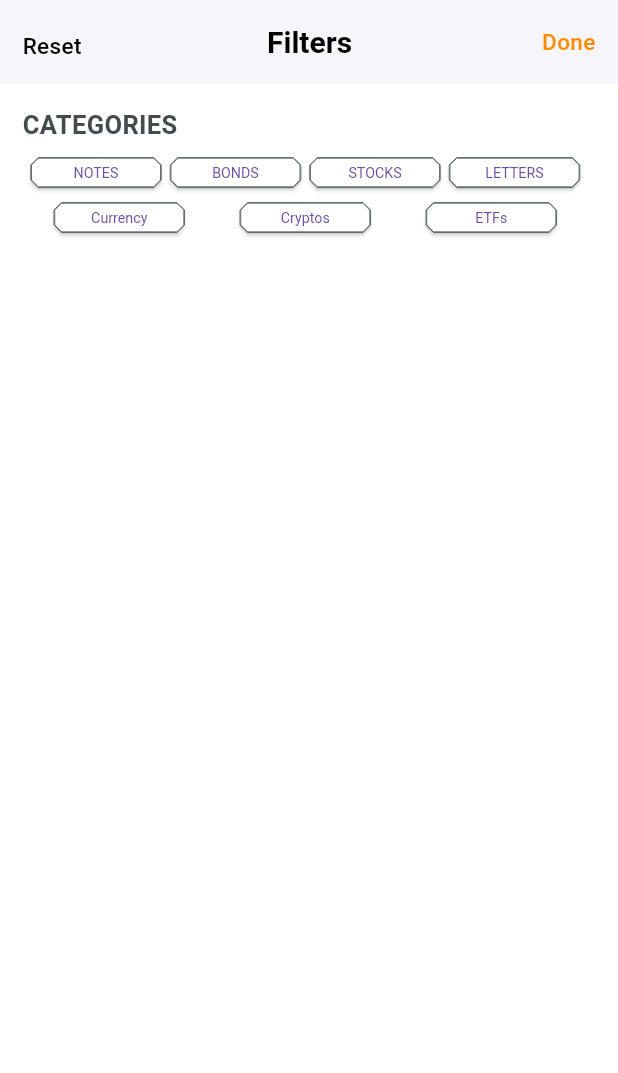
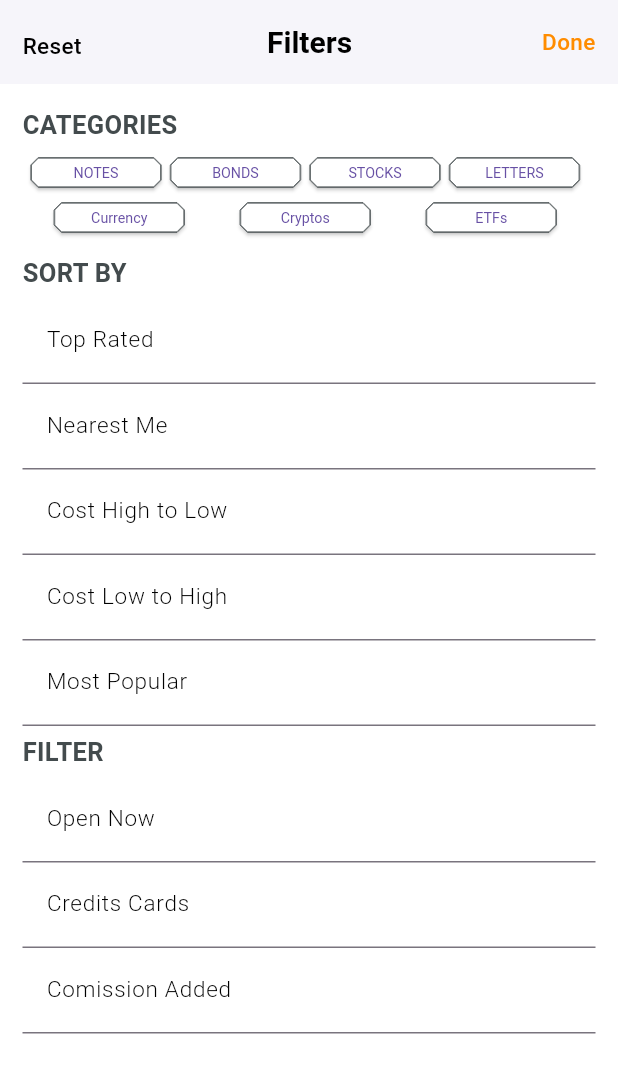
Before and after one commit to jcuellarv1966/flutter-ejemplo-01, a Flutter app: the FilterPage screen opened by its route, on a phone screen of 412 x 824 dp. Shown: the top 1073 px of the screen. Run offline on Flutter 3.47's test engine with Material 3 defaults, Android fonts, the phone set to English and light mode, and no system bars; missing offline and left inert: flutter_swiper_3; network calls fail.

Commit message:
Create widget listTileChecks and  use for implement SORT BY and FILTER in filterPage ...

```diff
--- a/Avance.txt
+++ b/Avance.txt
@@ -34,4 +34,6 @@
 
 8:48:29 / 17:56:33
 
-9:15:56 / 17:56:33
+9:15:48 / 17:56:33
+
+9:52:10 / 17:56:33
--- a/lib/src/features/presentation/filter_page/View/filter_page.dart
+++ b/lib/src/features/presentation/filter_page/View/filter_page.dart
@@ -3,6 +3,7 @@ import 'package:flutter/material.dart';
 import 'package:curso_delivery_app/src/colors/colors.dart';
 import 'package:curso_delivery_app/src/features/presentation/common-widgets/header_text.dart';
 import 'package:curso_delivery_app/src/features/presentation/filter_page/customWidgets/categories_filters.dart';
+import 'package:curso_delivery_app/src/features/presentation/filter_page/customWidgets/list_tile_checked.dart';
 
 class FilterPage extends StatefulWidget {
   const FilterPage({super.key});
@@ -12,6 +13,18 @@ class FilterPage extends StatefulWidget {
 }
 
 class _FilterPageState extends State<FilterPage> {
+  // SORT BY BOOLEANS
+  bool topRated = false;
+  bool nearMe = false;
+  bool costHighToLow = false;
+  bool costLowToHigh = false;
+  bool mostPopular = false;
+
+  // FILTER BY BOOLEANS
+  bool openNow = false;
+  bool creditsCards = false;
+  bool comissionAdded = false;
+
   @override
   Widget build(BuildContext context) {
     // ignore: avoid_unnecessary_containers
@@ -65,10 +78,106 @@ class _FilterPageState extends State<FilterPage> {
               Container(
                   padding: const EdgeInsets.symmetric(horizontal: 5.0),
                   child: const CategoriesFilter()),
+              Container(
+                alignment: Alignment.centerLeft,
+                margin: const EdgeInsets.only(
+                    top: 5.0, bottom: 5.0, left: 15.0, right: 15.0),
+                child: headerText(
+                    texto: "SORT BY",
+                    color: gris,
+                    fontWeight: FontWeight.w600,
+                    fontSize: 17.0),
+              ),
+              _sortByContainer(),
+              Container(
+                alignment: Alignment.centerLeft,
+                margin: const EdgeInsets.only(
+                    top: 5.0, bottom: 5.0, left: 15.0, right: 15.0),
+                child: headerText(
+                    texto: "FILTER",
+                    color: gris,
+                    fontWeight: FontWeight.w600,
+                    fontSize: 17.0),
+              ),
+              _filterContainer(),
             ])),
           ],
         ),
       ),
     );
   }
+
+  Widget _sortByContainer() {
+    return Container(
+        padding: const EdgeInsets.symmetric(horizontal: 15.0),
+        child: Column(
+          children: [
+            ListTileChecked(
+              texto: "Top Rated",
+              isActive: topRated,
+              func: () {
+                setState(() => topRated = !topRated);
+              },
+            ),
+            ListTileChecked(
+              texto: "Nearest Me",
+              isActive: nearMe,
+              func: () {
+                setState(() => nearMe = !nearMe);
+              },
+            ),
+            ListTileChecked(
+              texto: "Cost High to Low",
+              isActive: costHighToLow,
+              func: () {
+                setState(() => costHighToLow = !costHighToLow);
+              },
+            ),
+            ListTileChecked(
+              texto: "Cost Low to High",
+              isActive: costLowToHigh,
+              func: () {
+                setState(() => costLowToHigh = !costLowToHigh);
+              },
+            ),
+            ListTileChecked(
+              texto: "Most Popular",
+              isActive: mostPopular,
+              func: () {
+                setState(() => mostPopular = !mostPopular);
+              },
+            ),
+          ],
+        ));
+  }
+
+  Widget _filterContainer() {
+    return Container(
+        padding: const EdgeInsets.symmetric(horizontal: 15.0),
+        child: Column(
+          children: [
+            ListTileChecked(
+              texto: "Open Now",
+              isActive: openNow,
+              func: () {
+                setState(() => openNow = !openNow);
+              },
+            ),
+            ListTileChecked(
+              texto: "Credits Cards",
+              isActive: creditsCards,
+              func: () {
+                setState(() => creditsCards = !creditsCards);
+              },
+            ),
+            ListTileChecked(
+              texto: "Comission Added",
+              isActive: comissionAdded,
+              func: () {
+                setState(() => comissionAdded = !comissionAdded);
+              },
+            ),
+          ],
+        ));
+  }
 }
--- a/lib/src/features/presentation/filter_page/customWidgets/categories_filters.dart
+++ b/lib/src/features/presentation/filter_page/customWidgets/categories_filters.dart
@@ -1,5 +1,5 @@
+import 'package:flutter/material.dart';
 import 'package:curso_delivery_app/src/colors/colors.dart';
-import 'package:flutter/material.dart';
 
 class CategoriesFilter extends StatefulWidget {
   const CategoriesFilter({super.key});
--- /dev/null
+++ b/lib/src/features/presentation/filter_page/customWidgets/list_tile_checked.dart
@@ -0,0 +1,65 @@
+import 'package:flutter/material.dart';
+
+import 'package:curso_delivery_app/src/colors/colors.dart';
+import 'package:curso_delivery_app/src/features/presentation/common-widgets/header_text.dart';
+
+// ignore: must_be_immutable
+class ListTileChecked extends StatefulWidget {
+  String texto;
+  bool isActive;
+  Function() func;
+
+  ListTileChecked(
+      {super.key,
+      required this.texto,
+      required this.isActive,
+      required this.func});
+
+  @override
+  State<ListTileChecked> createState() => _ListTileCheckedState();
+}
+
+class _ListTileCheckedState extends State<ListTileChecked> {
+  @override
+  Widget build(BuildContext context) {
+    return SizedBox(
+      height: 57,
+      child: Column(
+        children: [
+          listTiles(
+            context: context,
+            texto: widget.texto,
+            isActive: widget.isActive,
+            func: widget.func,
+          )
+        ],
+      ),
+    );
+  }
+}
+
+Widget listTiles(
+    {required BuildContext context,
+    texto = String,
+    isActive = bool,
+    required func}) {
+  return Container(
+    decoration: BoxDecoration(
+        border:
+            Border(bottom: BorderSide(color: Theme.of(context).dividerColor))),
+    child: ListTile(
+      onTap: func,
+      title: headerText(
+          texto: texto,
+          color: isActive ? orange : Colors.black,
+          fontWeight: FontWeight.w300,
+          fontSize: 15),
+      trailing: isActive
+          ? Icon(
+              Icons.check,
+              color: isActive ? orange : gris,
+            )
+          : const Text(""),
+    ),
+  );
+}
```
